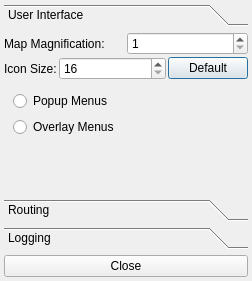
First picture: the form in client/generalsettingsdialog.ui, repository shentok/MoNav, before the edit.
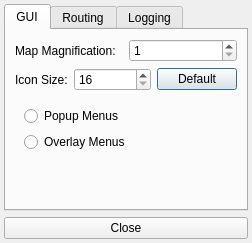
Second picture: the form after the edit. The open tabs and pages were chosen to show the change.

Commit message: Client:  - Settings Dialog should now be better suited for a mobile screen

What changed in the file:
```diff
--- a/client/generalsettingsdialog.ui
+++ b/client/generalsettingsdialog.ui
@@ -7,56 +7,30 @@
     <x>0</x>
     <y>0</y>
     <width>252</width>
-    <height>281</height>
+    <height>243</height>
    </rect>
   </property>
   <property name="windowTitle">
    <string>Settings</string>
   </property>
-  <layout class="QGridLayout" name="gridLayout_2">
+  <layout class="QVBoxLayout" name="verticalLayout_3">
    <property name="margin">
     <number>4</number>
    </property>
-   <item row="0" column="0">
-    <widget class="QToolBox" name="toolBox">
-     <property name="sizePolicy">
-      <sizepolicy hsizetype="Minimum" vsizetype="Minimum">
-       <horstretch>0</horstretch>
-       <verstretch>0</verstretch>
-      </sizepolicy>
-     </property>
+   <item>
+    <widget class="QTabWidget" name="settingsList">
      <property name="currentIndex">
-      <number>2</number>
-     </property>
-     <widget class="QWidget" name="userInterface">
-      <property name="geometry">
-       <rect>
-        <x>0</x>
-        <y>0</y>
-        <width>234</width>
-        <height>154</height>
-       </rect>
-      </property>
-      <property name="sizePolicy">
-       <sizepolicy hsizetype="Minimum" vsizetype="Minimum">
-        <horstretch>0</horstretch>
-        <verstretch>0</verstretch>
-       </sizepolicy>
-      </property>
-      <attribute name="label">
-       <string>User Interface</string>
-      </attribute>
-      <layout class="QVBoxLayout" name="verticalLayout">
-       <property name="spacing">
-        <number>2</number>
-       </property>
-       <property name="margin">
         <number>0</number>
        </property>
+     <widget class="QWidget" name="userInterface">
+      <attribute name="title">
+       <string>GUI</string>
+      </attribute>
+      <layout class="QVBoxLayout" name="verticalLayout_4">
        <item>
-        <layout class="QHBoxLayout" name="horizontalLayout_2">
+        <layout class="QHBoxLayout" name="horizontalLayout_3">
          <item>
-          <widget class="QLabel" name="label_2">
+          <widget class="QLabel" name="label_3">
            <property name="text">
             <string>Map Magnification:</string>
            </property>
@@ -72,9 +46,9 @@
         </layout>
        </item>
        <item>
-        <layout class="QHBoxLayout" name="horizontalLayout" stretch="0,1,0">
+        <layout class="QHBoxLayout" name="horizontalLayout_2" stretch="0,1,0">
          <item>
-          <widget class="QLabel" name="label">
+          <widget class="QLabel" name="label_2">
            <property name="text">
             <string>Icon Size:</string>
            </property>
@@ -127,34 +101,26 @@
          <property name="sizeHint" stdset="0">
           <size>
            <width>20</width>
-           <height>40</height>
+           <height>36</height>
           </size>
          </property>
         </spacer>
        </item>
       </layout>
      </widget>
-     <widget class="QWidget" name="Routing">
-      <property name="geometry">
-       <rect>
-        <x>0</x>
-        <y>0</y>
-        <width>234</width>
-        <height>154</height>
-       </rect>
-      </property>
-      <attribute name="label">
+     <widget class="QWidget" name="routing">
+      <attribute name="title">
        <string>Routing</string>
       </attribute>
-      <layout class="QGridLayout" name="gridLayout_3">
-       <item row="0" column="0">
+      <layout class="QVBoxLayout" name="verticalLayout_5">
+       <item>
         <widget class="QCheckBox" name="checkBoxMapRotation">
          <property name="text">
           <string>Rotate Map automatically</string>
          </property>
         </widget>
        </item>
-       <item row="1" column="0">
+       <item>
         <spacer name="verticalSpacer_3">
          <property name="orientation">
           <enum>Qt::Vertical</enum>
@@ -162,28 +128,18 @@
          <property name="sizeHint" stdset="0">
           <size>
            <width>20</width>
-           <height>40</height>
+           <height>136</height>
           </size>
          </property>
         </spacer>
        </item>
       </layout>
      </widget>
-     <widget class="QWidget" name="Logging">
-      <property name="geometry">
-       <rect>
-        <x>0</x>
-        <y>0</y>
-        <width>234</width>
-        <height>154</height>
-       </rect>
-      </property>
-      <attribute name="label">
+     <widget class="QWidget" name="logging">
+      <attribute name="title">
        <string>Logging</string>
       </attribute>
-      <layout class="QGridLayout" name="gridLayout_4">
-       <item row="0" column="0">
-        <layout class="QGridLayout" name="gridLayout">
+      <layout class="QGridLayout" name="gridLayout_2">
          <item row="0" column="0">
           <widget class="QCheckBox" name="checkBoxLogging">
            <property name="toolTip">
@@ -234,18 +190,16 @@
            <property name="sizeHint" stdset="0">
             <size>
              <width>20</width>
-             <height>56</height>
+           <height>78</height>
             </size>
            </property>
           </spacer>
          </item>
         </layout>
-       </item>
-      </layout>
      </widget>
     </widget>
    </item>
-   <item row="1" column="0">
+   <item>
     <widget class="QPushButton" name="pushButton">
      <property name="text">
       <string>Close</string>
```
Lines whose indentation alone changed are shown as unchanged. The commit also changes 1 other file.
